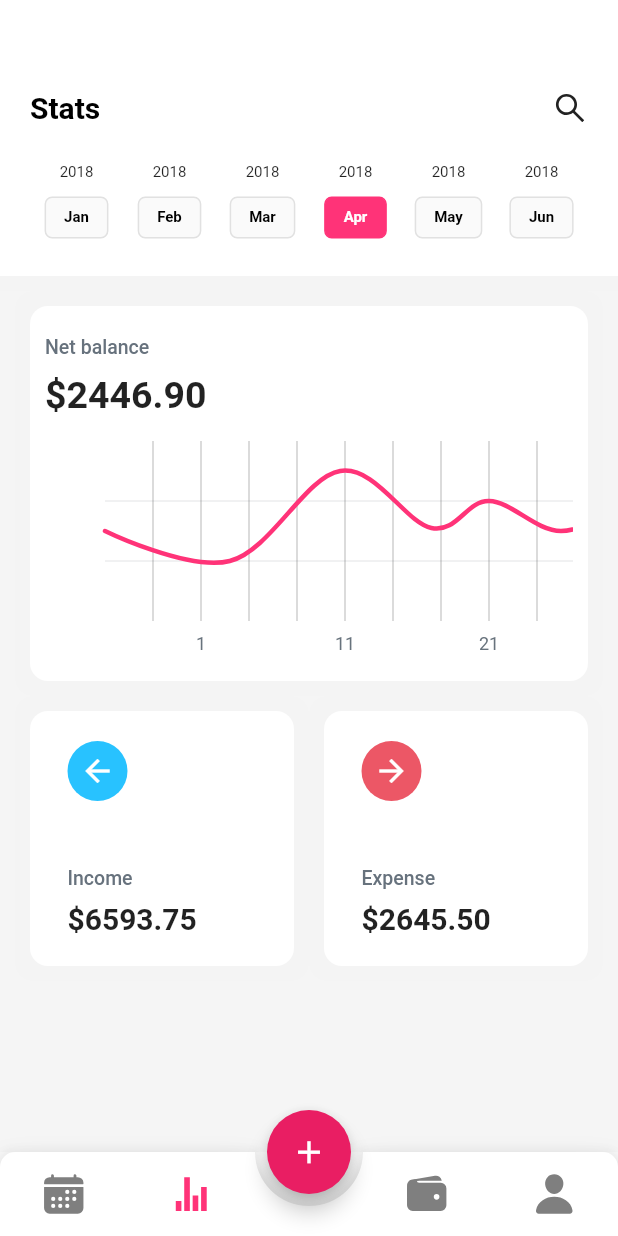
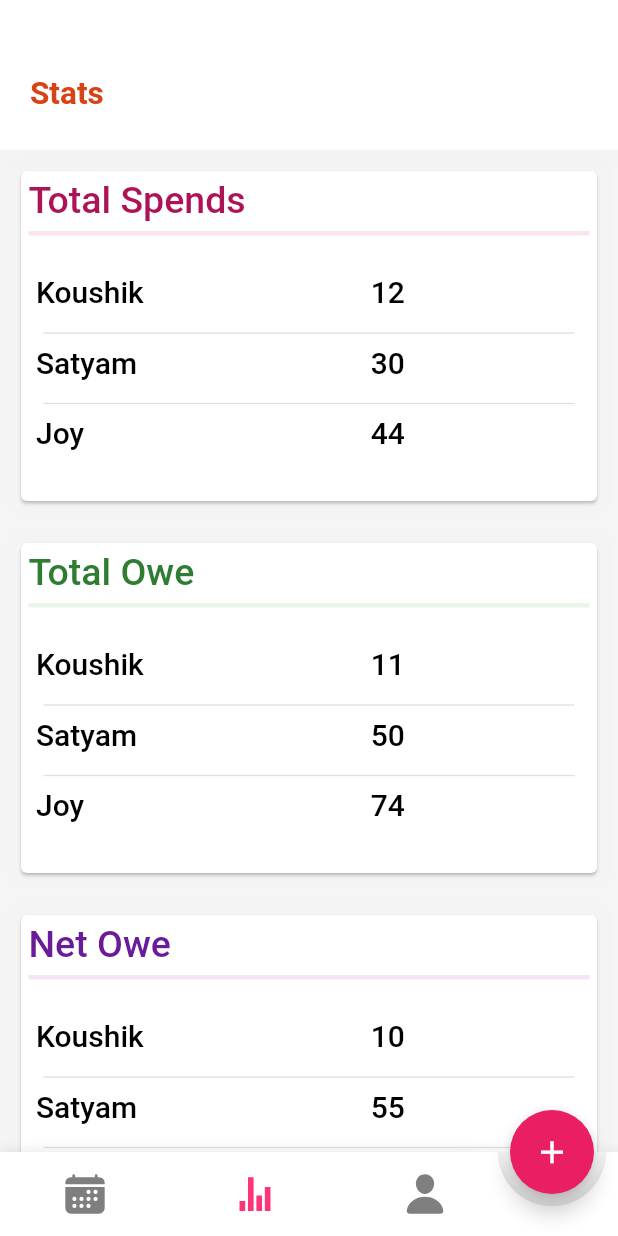
Before and after one commit to Koushikphy/Shared-Expense-Manager, a Flutter app: the screen it shows after launch, item 2 of the bottom bar chosen, on a phone screen of 412 x 824 dp. Run offline on Flutter 3.47's test engine with Material 2 defaults, Android fonts, the phone set to English and light mode, and no system bars; drawn by our look-alikes of animated_bottom_navigation_bar, fl_chart; our stand-ins replace flutter_icons, percent_indicator.

Commit message:
stats page detaild page added

```diff
--- a/lib/pages/root_app.dart
+++ b/lib/pages/root_app.dart
@@ -1,4 +1,4 @@
-import 'package:budget_tracker_ui/pages/budget_page.dart';
+// import 'package:budget_tracker_ui/pages/budget_page.dart';
 import 'package:budget_tracker_ui/pages/create_budge_page.dart';
 import 'package:budget_tracker_ui/pages/daily_page.dart';
 import 'package:budget_tracker_ui/pages/profile_page.dart';
@@ -7,6 +7,7 @@ import 'package:budget_tracker_ui/theme/colors.dart';
 import 'package:flutter/material.dart';
 import 'package:flutter_icons/flutter_icons.dart';
 import 'package:animated_bottom_navigation_bar/animated_bottom_navigation_bar.dart';
+// import 'package:curved_navigation_bar/curved_navigation_bar.dart';
 
 class RootApp extends StatefulWidget {
   @override
@@ -15,17 +16,9 @@ class RootApp extends StatefulWidget {
 
 class _RootAppState extends State<RootApp> {
   int pageIndex = 0;
-  List<Widget> pages = [
-    DailyPage(),
-    StatsPage(),
-    BudgetPage(),
-    ProfilePage(),
-    CreatBudgetPage()
-  ];
 
   @override
   void initState() {
-    // TODO: implement initState
     super.initState();
   }
 
@@ -37,11 +30,40 @@ class _RootAppState extends State<RootApp> {
   @override
   Widget build(BuildContext context) {
     return Scaffold(
-        body: getBody(),
-        bottomNavigationBar: getFooter(),
+        body: IndexedStack(
+          index: pageIndex,
+          children: [
+            DailyPage(),
+            StatsPage(),
+            // BudgetPage(),
+            ProfilePage(),
+            CreatBudgetPage()
+          ],
+        ),
+        bottomNavigationBar: AnimatedBottomNavigationBar(
+          activeColor: primary,
+          splashColor: secondary,
+          inactiveColor: Colors.black.withOpacity(0.5),
+          icons: [
+            Ionicons.md_calendar,
+            Ionicons.md_stats,
+            // Ionicons.md_wallet,
+            Ionicons.ios_person,
+          ],
+          activeIndex: pageIndex,
+          // gapLocation: GapLocation.end,
+          notchSmoothness: NotchSmoothness.softEdge,
+          // leftCornerRadius: 10,
+          iconSize: 30,
+          // rightCornerRadius: 10,
+          onTap: (index) {
+            selectedTab(index);
+          },
+          //other params
+        ),
         floatingActionButton: FloatingActionButton(
             onPressed: () {
-              selectedTab(4);
+              selectedTab(3);
             },
             child: Icon(
               Icons.add,
@@ -50,41 +72,7 @@ class _RootAppState extends State<RootApp> {
             backgroundColor: Colors.pink
             //params
             ),
-        floatingActionButtonLocation:
-            FloatingActionButtonLocation.centerDocked);
-  }
-
-  Widget getBody() {
-    return IndexedStack(
-      index: pageIndex,
-      children: pages,
-    );
-  }
-
-  Widget getFooter() {
-    List<IconData> iconItems = [
-      Ionicons.md_calendar,
-      Ionicons.md_stats,
-      Ionicons.md_wallet,
-      Ionicons.ios_person,
-    ];
-
-    return AnimatedBottomNavigationBar(
-      activeColor: primary,
-      splashColor: secondary,
-      inactiveColor: Colors.black.withOpacity(0.5),
-      icons: iconItems,
-      activeIndex: pageIndex,
-      gapLocation: GapLocation.center,
-      notchSmoothness: NotchSmoothness.softEdge,
-      leftCornerRadius: 10,
-      iconSize: 30,
-      rightCornerRadius: 10,
-      onTap: (index) {
-        selectedTab(index);
-      },
-      //other params
-    );
+        floatingActionButtonLocation: FloatingActionButtonLocation.endDocked);
   }
 
   selectedTab(index) {
--- a/lib/pages/stats_page.dart
+++ b/lib/pages/stats_page.dart
@@ -1,10 +1,11 @@
-import 'package:budget_tracker_ui/json/day_month.dart';
+// import 'package:budget_tracker_ui/json/day_month.dart';
+import 'package:budget_tracker_ui/json/daily_json.dart';
 import 'package:budget_tracker_ui/theme/colors.dart';
-import 'package:budget_tracker_ui/widget/chart.dart';
-import 'package:flutter/gestures.dart';
+// import 'package:budget_tracker_ui/widget/chart.dart';
+// import 'package:flutter/gestures.dart';
 import 'package:flutter/material.dart';
-import 'package:flutter_icons/flutter_icons.dart';
-import 'package:fl_chart/fl_chart.dart';
+// import 'package:flutter_icons/flutter_icons.dart';
+// import 'package:fl_chart/fl_chart.dart';
 
 class StatsPage extends StatefulWidget {
   @override
@@ -24,22 +25,6 @@ class _StatsPageState extends State<StatsPage> {
   }
 
   Widget getBody() {
-    var size = MediaQuery.of(context).size;
-
-    List expenses = [
-      {
-        "icon": Icons.arrow_back,
-        "color": blue,
-        "label": "Income",
-        "cost": "\$6593.75"
-      },
-      {
-        "icon": Icons.arrow_forward,
-        "color": red,
-        "label": "Expense",
-        "cost": "\$2645.50"
-      }
-    ];
     return SingleChildScrollView(
       child: Column(
         children: [
@@ -49,12 +34,11 @@ class _StatsPageState extends State<StatsPage> {
                 color: grey.withOpacity(0.01),
                 spreadRadius: 10,
                 blurRadius: 3,
-                // changes position of shadow
               ),
             ]),
             child: Padding(
               padding: const EdgeInsets.only(
-                  top: 60, right: 20, left: 20, bottom: 25),
+                  top: 50, right: 20, left: 20, bottom: 25),
               child: Column(
                 children: [
                   Row(
@@ -63,80 +47,33 @@ class _StatsPageState extends State<StatsPage> {
                       Text(
                         "Stats",
                         style: TextStyle(
-                            fontSize: 20,
+                            fontSize: 21,
                             fontWeight: FontWeight.bold,
-                            color: black),
+                            color: Colors.deepOrange.shade800),
                       ),
-                      Icon(AntDesign.search1)
                     ],
                   ),
-                  SizedBox(
-                    height: 25,
-                  ),
-                  Row(
-                      crossAxisAlignment: CrossAxisAlignment.start,
-                      children: List.generate(months.length, (index) {
-                        return GestureDetector(
-                          onTap: () {
-                            setState(() {
-                              activeDay = index;
-                            });
-                          },
-                          child: Container(
-                            width: (MediaQuery.of(context).size.width - 40) / 6,
-                            child: Column(
-                              children: [
-                                Text(
-                                  months[index]['label'],
-                                  style: TextStyle(fontSize: 10),
-                                ),
-                                SizedBox(
-                                  height: 10,
-                                ),
-                                Container(
-                                  decoration: BoxDecoration(
-                                      color: activeDay == index
-                                          ? primary
-                                          : black.withOpacity(0.02),
-                                      borderRadius: BorderRadius.circular(5),
-                                      border: Border.all(
-                                          color: activeDay == index
-                                              ? primary
-                                              : black.withOpacity(0.1))),
-                                  child: Padding(
-                                    padding: const EdgeInsets.only(
-                                        left: 12, right: 12, top: 7, bottom: 7),
-                                    child: Text(
-                                      months[index]['day'],
-                                      style: TextStyle(
-                                          fontSize: 10,
-                                          fontWeight: FontWeight.w600,
-                                          color: activeDay == index
-                                              ? white
-                                              : black),
-                                    ),
-                                  ),
-                                )
-                              ],
-                            ),
-                          ),
-                        );
-                      }))
                 ],
               ),
             ),
           ),
-          SizedBox(
-            height: 20,
+          makeStatCrad("Total Spends", Colors.pink),
+          makeStatCrad("Total Owe", Colors.green),
+          makeStatCrad("Net Owe", Colors.purple),
+        ],
       ),
-          Padding(
-            padding: const EdgeInsets.only(left: 20, right: 20),
+    );
+  }
+
+  Padding makeStatCrad(String cardType, color) {
+    var size = MediaQuery.of(context).size;
+    return Padding(
+      padding: EdgeInsets.all(10),
+      child: Card(
         child: Container(
-              width: double.infinity,
-              height: 250,
           decoration: BoxDecoration(
               color: white,
-                  borderRadius: BorderRadius.circular(12),
+              borderRadius: BorderRadius.circular(10),
               boxShadow: [
                 BoxShadow(
                   color: grey.withOpacity(0.01),
@@ -145,120 +82,85 @@ class _StatsPageState extends State<StatsPage> {
                   // changes position of shadow
                 ),
               ]),
-              child: Padding(
-                padding: EdgeInsets.all(10),
-                child: Stack(
+          width: double.infinity,
+          child: Column(
             children: [
               Padding(
-                      padding: const EdgeInsets.only(
-                        top: 10,
-                      ),
+                padding: EdgeInsets.only(top: 5, bottom: 10, left: 5, right: 5),
+                child: Container(
                   child: Column(
-                        crossAxisAlignment: CrossAxisAlignment.start,
+                    children: [
+                      Row(
                         children: [
                           Text(
-                            "Net balance",
+                            cardType,
                             style: TextStyle(
-                                fontWeight: FontWeight.w500,
-                                fontSize: 13,
-                                color: Color(0xff67727d)),
-                          ),
-                          SizedBox(
-                            height: 10,
-                          ),
-                          Text(
-                            "\$2446.90",
-                            style: TextStyle(
-                              fontWeight: FontWeight.bold,
                                 fontSize: 25,
-                            ),
+                                color: color.shade800,
+                                fontWeight: FontWeight.w500),
                           )
                         ],
                       ),
-                    ),
-                    Positioned(
-                      bottom: 0,
-                      child: Container(
-                        width: (size.width - 20),
-                        height: 150,
-                        child: LineChart(
-                          mainData(),
-                        ),
-                      ),
+                      Divider(
+                        thickness: 3.0,
+                        height: 15,
+                        color: color.shade50,
                       )
                     ],
                   ),
                 ),
               ),
-          ),
-          SizedBox(
-            height: 20,
-          ),
-          Wrap(
-              spacing: 20,
-              children: List.generate(expenses.length, (index) {
-                return Container(
-                  width: (size.width - 60) / 2,
-                  height: 170,
-                  decoration: BoxDecoration(
-                      color: white,
-                      borderRadius: BorderRadius.circular(12),
-                      boxShadow: [
-                        BoxShadow(
-                          color: grey.withOpacity(0.01),
-                          spreadRadius: 10,
-                          blurRadius: 3,
-                          // changes position of shadow
-                        ),
-                      ]),
-                  child: Padding(
-                    padding: const EdgeInsets.only(
-                        left: 25, right: 25, top: 20, bottom: 20),
+              Padding(
+                padding: EdgeInsets.all(10),
                 child: Column(
-                      crossAxisAlignment: CrossAxisAlignment.start,
-                      mainAxisAlignment: MainAxisAlignment.spaceBetween,
+                    children: List.generate(
+                  users.length,
+                  (index) {
+                    return Column(
+                      children: [
+                        Row(
                           children: [
                             Container(
-                          width: 40,
-                          height: 40,
-                          decoration: BoxDecoration(
-                              shape: BoxShape.circle,
-                              color: expenses[index]['color']),
-                          child: Center(
-                              child: Icon(
-                            expenses[index]['icon'],
-                            color: white,
-                          )),
+                              width: (size.width - 40) * .6,
+                              child: Text(
+                                users[index],
+                                style: TextStyle(
+                                    fontSize: 20,
+                                    color: black,
+                                    fontWeight: FontWeight.w500),
                               ),
-                        Column(
-                          crossAxisAlignment: CrossAxisAlignment.start,
-                          children: [
-                            Text(
-                              expenses[index]['label'],
+                            ),
+                            Container(
+                              width: (size.width - 40) * .35,
+                              child: Text(
+                                expenseStats[cardType][index].toString(),
                                 style: TextStyle(
-                                  fontWeight: FontWeight.w500,
-                                  fontSize: 13,
-                                  color: Color(0xff67727d)),
-                            ),
-                            SizedBox(
-                              height: 8,
-                            ),
-                            Text(
-                              expenses[index]['cost'],
-                              style: TextStyle(
-                                fontWeight: FontWeight.bold,
                                     fontSize: 20,
+                                    color: black,
+                                    fontWeight: FontWeight.w500),
                               ),
                             )
                           ],
+                        ),
+                        Padding(
+                          padding: const EdgeInsets.only(top: 8),
+                          child: Divider(
+                            thickness: index == users.length - 1 ? 0.01 : 0.9,
+                            indent: 5,
+                            endIndent: 5,
+                          ),
+                        ),
+                      ],
+                    );
+                  },
+                )),
               )
             ],
           ),
         ),
-                );
-              }))
-        ],
       ),
     );
   }
+
+
 }
--- a/lib/widget/chart.dart
+++ /dev/null
@@ -1,87 +0,0 @@
-import 'package:budget_tracker_ui/theme/colors.dart';
-import 'package:fl_chart/fl_chart.dart';
-import 'package:flutter/material.dart';
-
-List<Color> gradientColors = [primary];
-
-LineChartData mainData() {
-  return LineChartData(
-    gridData: FlGridData(
-        show: true,
-        drawHorizontalLine: true,
-        getDrawingHorizontalLine: (value) {
-          return FlLine(
-            color: const Color(0xff37434d),
-            strokeWidth: 0.1,
-          );
-        }),
-    titlesData: FlTitlesData(
-      show: true,
-      bottomTitles: SideTitles(
-        showTitles: true,
-        reservedSize: 22,
-        getTextStyles: (value) =>
-            const TextStyle(color: Color(0xff68737d), fontSize: 12),
-        getTitles: (value) {
-          switch (value.toInt()) {
-            case 2:
-              return '1';
-            case 5:
-              return '11';
-            case 8:
-              return '21';
-          }
-          return '';
-        },
-        margin: 8,
-      ),
-      leftTitles: SideTitles(
-        showTitles: true,
-        getTextStyles: (value) => const TextStyle(
-          color: Color(0xff67727d),
-          fontSize: 12,
-        ),
-        getTitles: (value) {
-          switch (value.toInt()) {
-            case 1:
-              return '10k';
-            case 3:
-              return '50k';
-            case 5:
-              return '100k';
-          }
-          return '';
-        },
-        reservedSize: 28,
-        margin: 12,
-      ),
-    ),
-    borderData: FlBorderData(
-      show: false,
-    ),
-    minX: 0,
-    maxX: 11,
-    minY: 0,
-    maxY: 6,
-    lineBarsData: [
-      LineChartBarData(
-        spots: [
-          FlSpot(0, 3),
-          FlSpot(2.6, 2),
-          FlSpot(4.9, 5),
-          FlSpot(6.8, 3.1),
-          FlSpot(8, 4),
-          FlSpot(9.5, 3),
-          FlSpot(11, 4),
-        ],
-        isCurved: true,
-        colors: gradientColors,
-        barWidth: 3,
-        isStrokeCapRound: true,
-        dotData: FlDotData(
-          show: false,
-        ),
-      ),
-    ],
-  );
-}
--- a/pubspec.yaml
+++ b/pubspec.yaml
@@ -32,6 +32,7 @@ dependencies:
   animated_bottom_navigation_bar: ^0.2.1
   fl_chart: ^0.12.2
   percent_indicator: "^2.1.7+2"
+  curved_navigation_bar: ^0.3.7
 
 dev_dependencies:
   flutter_test:
```
Also changed, not shown: lib/json/daily_json.dart (+13 -34 lines), lib/pages/daily_page.dart (+35 -61 lines), lib/pages/detail_page.dart (added, +106 -0 lines), pubspec.lock, 1 other file. Lines whose indentation alone changed are shown as unchanged.
